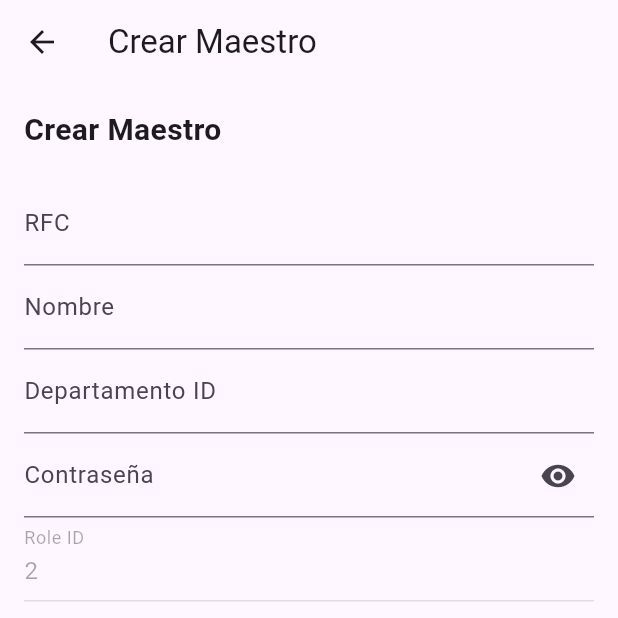
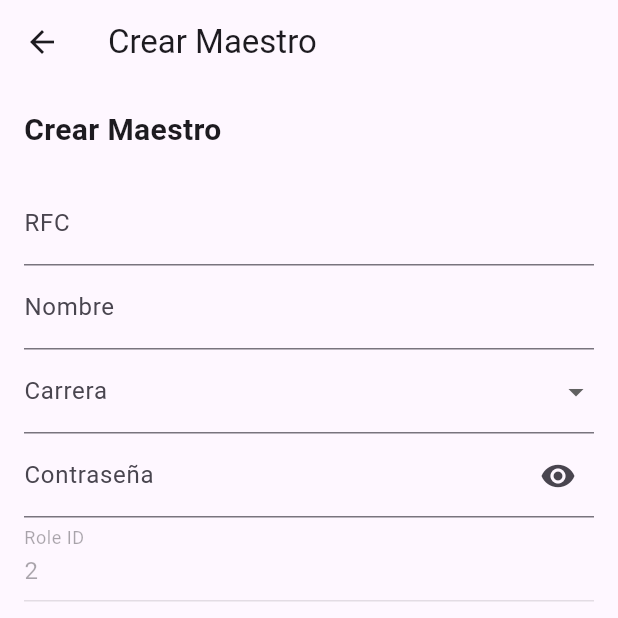
Before and after one commit to AngellEstebane/present_now, a Flutter app: the InicioAdministrador screen opened directly, after a tap on "Crear Maestro", on a phone screen of 412 x 824 dp, the top half of it. Run offline on Flutter 3.47's test engine with Material 3 defaults, Android fonts, the phone set to English and light mode, and no system bars; our stand-ins replace flutter_secure_storage, geolocator, shared_preferences; accounts and stored records are empty.

Commit message:
Selección de departamento por lista

```diff
--- a/lib/admin/inicio_administrador.dart
+++ b/lib/admin/inicio_administrador.dart
@@ -24,7 +24,7 @@ class InicioAdministrador extends StatelessWidget {
   Widget build(BuildContext context) {
     return Scaffold(
       appBar: AppBar(
-        title: Text('Inicio Administrador'),
+        title: const Text('Inicio Administrador'),
       ),
       body: Center(
         child: Column(
@@ -37,9 +37,9 @@ class InicioAdministrador extends StatelessWidget {
                   MaterialPageRoute(builder: (context) => CrearAlumno()),
                 );
               },
-              child: Text('Crear Alumno'),
+              child: const Text('Crear Alumno'),
             ),
-            SizedBox(height: 20),
+            const SizedBox(height: 20),
             ElevatedButton(
               onPressed: () {
                 Navigator.push(
@@ -47,7 +47,7 @@ class InicioAdministrador extends StatelessWidget {
                   MaterialPageRoute(builder: (context) => CrearMaestro()),
                 );
               },
-              child: Text('Crear Maestro'),
+              child: const Text('Crear Maestro'),
             ),
           ],
         ),
@@ -56,6 +56,7 @@ class InicioAdministrador extends StatelessWidget {
   }
 }
 
+//2222
 class CrearAlumno extends StatefulWidget {
   @override
   _CrearAlumnoState createState() => _CrearAlumnoState();
@@ -125,10 +126,13 @@ class _CrearAlumnoState extends State<CrearAlumno> {
       _showDialog('Error al crear el alumno.');
     }
 
+    setState(() {
       numeroControlController.clear();
       nombreController.clear();
       carreraController.clear();
       contrasenaController.clear();
+      carreraSeleccionada = null;
+    });
   }
 
   void _showDialog(String message) {
@@ -136,11 +140,11 @@ class _CrearAlumnoState extends State<CrearAlumno> {
       context: context,
       builder: (BuildContext context) {
         return AlertDialog(
-          title: Text("Resultado"),
+          title: const Text("Resultado"),
           content: Text(message),
           actions: <Widget>[
             ElevatedButton(
-              child: Text("OK"),
+              child: const Text("OK"),
               onPressed: () {
                 Navigator.of(context).pop();
               },
@@ -150,17 +154,17 @@ class _CrearAlumnoState extends State<CrearAlumno> {
       },
     );
   }
-
+  //2222visual
   @override
   Widget build(BuildContext context) {
     return ChangeNotifierProvider(
       create: (_) => PasswordVisibilityToggle(),
       child: Scaffold(
         appBar: AppBar(
-          title: Text('Crear Alumno'),
+          title: const Text('Crear Alumno'),
         ),
         body: SingleChildScrollView(
-          padding: EdgeInsets.all(16),
+          padding: const EdgeInsets.all(16),
           child: Column(
             crossAxisAlignment: CrossAxisAlignment.start,
             children: [
@@ -171,7 +175,8 @@ class _CrearAlumnoState extends State<CrearAlumno> {
               const SizedBox(height: 20),
               TextField(
                 controller: numeroControlController,
-                decoration: const InputDecoration(labelText: 'Número de Control'),
+                decoration:
+                    const InputDecoration(labelText: 'Número de Control'),
                 inputFormatters: [
                   FilteringTextInputFormatter.deny(RegExp(r'\s')),
                   UpperCaseTextInputFormatter(),
@@ -234,6 +239,8 @@ class _CrearAlumnoState extends State<CrearAlumno> {
   }
 }
 
+//2424
+
 class CrearMaestro extends StatefulWidget {
   @override
   _CrearMaestroState createState() => _CrearMaestroState();
@@ -246,10 +253,18 @@ class _CrearMaestroState extends State<CrearMaestro> {
       TextEditingController();
   final TextEditingController contrasenaController = TextEditingController();
 
+  String? departamentoSeleccionado;
+
+  final List<String> carreras = [
+    '1',
+    '2',
+    '3',
+  ];
+
   void _crearMaestro() async {
     String rfc = rfcController.text.trim();
     String nombre = nombreController.text.trim();
-    String departamentoId = departamentoIdController.text.trim();
+    String departamentoId = departamentoSeleccionado ?? '';
     String contrasena = contrasenaController.text.trim();
 
     if (rfc.isEmpty ||
@@ -280,10 +295,13 @@ class _CrearMaestroState extends State<CrearMaestro> {
       _showDialog('Error al crear el maestro.');
     }
 
+    setState(() {
       rfcController.clear();
       nombreController.clear();
       departamentoIdController.clear();
       contrasenaController.clear();
+      departamentoSeleccionado = null;
+    });
   }
 
   void _showDialog(String message) {
@@ -291,11 +309,11 @@ class _CrearMaestroState extends State<CrearMaestro> {
       context: context,
       builder: (BuildContext context) {
         return AlertDialog(
-          title: Text("Resultado"),
+          title: const Text("Resultado"),
           content: Text(message),
           actions: <Widget>[
             ElevatedButton(
-              child: Text("OK"),
+              child: const Text("OK"),
               onPressed: () {
                 Navigator.of(context).pop();
               },
@@ -306,27 +324,28 @@ class _CrearMaestroState extends State<CrearMaestro> {
     );
   }
 
+  //2424visual
   @override
   Widget build(BuildContext context) {
     return ChangeNotifierProvider(
       create: (_) => PasswordVisibilityToggle(),
       child: Scaffold(
         appBar: AppBar(
-          title: Text('Crear Maestro'),
+          title: const Text('Crear Maestro'),
         ),
         body: SingleChildScrollView(
-          padding: EdgeInsets.all(16),
+          padding: const EdgeInsets.all(16),
           child: Column(
             crossAxisAlignment: CrossAxisAlignment.start,
             children: [
-              Text(
+              const Text(
                 'Crear Maestro',
                 style: TextStyle(fontSize: 20, fontWeight: FontWeight.bold),
               ),
-              SizedBox(height: 20),
+              const SizedBox(height: 20),
               TextField(
                 controller: rfcController,
-                decoration: InputDecoration(labelText: 'RFC'),
+                decoration: const InputDecoration(labelText: 'RFC'),
                 inputFormatters: [
                   FilteringTextInputFormatter.deny(RegExp(r'\s')),
                   UpperCaseTextInputFormatter(),
@@ -334,12 +353,22 @@ class _CrearMaestroState extends State<CrearMaestro> {
               ),
               TextField(
                 controller: nombreController,
-                decoration: InputDecoration(labelText: 'Nombre'),
+                decoration: const InputDecoration(labelText: 'Nombre'),
               ),
-              TextField(
-                controller: departamentoIdController,
-                decoration: InputDecoration(labelText: 'Departamento ID'),
-                keyboardType: TextInputType.number,
+              DropdownButtonFormField<String>(
+                value: departamentoSeleccionado,
+                decoration: const InputDecoration(labelText: 'Carrera'),
+                items: carreras.map((String carrera) {
+                  return DropdownMenuItem<String>(
+                    value: carrera,
+                    child: Text(carrera),
+                  );
+                }).toList(),
+                onChanged: (newValue) {
+                  setState(() {
+                    departamentoSeleccionado = newValue;
+                  });
+                },
               ),
               Consumer<PasswordVisibilityToggle>(
                 builder: (context, passwordVisibility, child) {
@@ -362,13 +391,13 @@ class _CrearMaestroState extends State<CrearMaestro> {
               ),
               TextField(
                 controller: TextEditingController(text: '2'),
-                decoration: InputDecoration(labelText: 'Role ID'),
+                decoration: const InputDecoration(labelText: 'Role ID'),
                 enabled: false,
               ),
-              SizedBox(height: 20),
+              const SizedBox(height: 20),
               ElevatedButton(
                 onPressed: _crearMaestro,
-                child: Text('Crear Maestro'),
+                child: const Text('Crear Maestro'),
               ),
             ],
           ),
```
Lines whose indentation alone changed are shown as unchanged.
